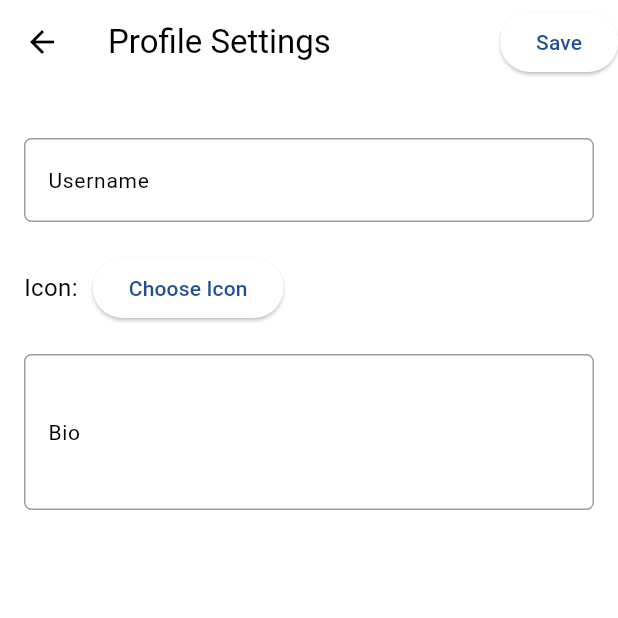
After one commit to pe-tanman/mau_friend, a Flutter app: the SettingScreen screen opened by its route, after a tap on "Edit Profile", on a phone screen of 412 x 824 dp, the top half of it. The commit adds this screen. Run offline on Flutter 3.47's test engine with Material 3 defaults, Android fonts, the phone set to English and light mode, and no system bars; our stand-ins replace cloud_firestore, firebase_auth, firebase_core, flutter_dotenv, flutter_riverpod, geocoding and 5 more; missing offline and left inert: emoji_selector, fast_csv, firebase_ui_auth, firebase_ui_oauth_google, map_location_picker; accounts and stored records are empty; generated files the repository leaves out were written again.

Commit message:
add profile edit screen 2

```diff
--- a/lib/main.dart
+++ b/lib/main.dart
@@ -3,6 +3,8 @@ import 'package:firebase_auth/firebase_auth.dart';
 import 'package:firebase_core/firebase_core.dart';
 import 'package:mau_friend/screens/add_location_screen.dart';
 import 'package:mau_friend/screens/authGate.dart';
+import 'package:mau_friend/screens/profile_setting_screen.dart';
+import 'package:mau_friend/screens/setting_screen.dart';
 import 'package:mau_friend/screens/welcome_screen.dart';
 import 'firebase_options.dart';
 import 'package:mau_friend/screens/home_screen.dart';
@@ -51,6 +53,9 @@ class _MyAppState extends State<MyApp> {
         AuthGate.routeName: (context) => AuthGate(),
         MyAccountScreen.routeName: (context) => MyAccountScreen(),
         AddLocationScreen.routeName: (context) => AddLocationScreen(),
+        SettingScreen.routeName: (context) => SettingScreen(),
+        ProfileSettingScreen.routeName: (context) =>
+            ProfileSettingScreen(),
       },
       home: isLoggedIn ? HomeScreen() : WelcomeScreen(),
     );
--- a/lib/screens/home_screen.dart
+++ b/lib/screens/home_screen.dart
@@ -25,7 +25,6 @@ class HomeScreenState extends State<HomeScreen> {
   Widget build(BuildContext context) {
 
     return Scaffold(
-      appBar: AppBar(title: const Text('🐈 mau')),
       body: _screens[_selectedIndex],
       bottomNavigationBar: BottomNavigationBar(
         items: const [
--- /dev/null
+++ b/lib/screens/profile_setting_screen.dart
@@ -0,0 +1,93 @@
+import 'package:flutter/material.dart';
+
+class ProfileSettingScreen extends StatefulWidget {
+  static const routeName = '/profile-setting';
+  @override
+  _ProfileSettingScreenState createState() => _ProfileSettingScreenState();
+}
+
+class _ProfileSettingScreenState extends State<ProfileSettingScreen> {
+  final TextEditingController _usernameController = TextEditingController();
+  final TextEditingController _bioController = TextEditingController();
+  String? _selectedIcon;
+
+  @override
+  void dispose() {
+    _usernameController.dispose();
+    _bioController.dispose();
+    super.dispose();
+  }
+
+  void _saveProfileSettings() {
+    // Save profile settings logic here
+    print('Username: ${_usernameController.text}');
+    print('Bio: ${_bioController.text}');
+    print('Icon: $_selectedIcon');
+  }
+
+  void _selectIcon() async {
+    // Logic to select an icon (e.g., from a list or gallery)
+    // For simplicity, we'll just set a placeholder value
+    setState(() {
+      _selectedIcon = 'Selected Icon Placeholder';
+    });
+  }
+
+  @override
+  Widget build(BuildContext context) {
+    return Scaffold(
+      appBar: AppBar(
+        title: Text('Profile Settings'),
+        actions: [
+          ElevatedButton(onPressed: _saveProfileSettings, child: Text('Save'))
+        ],
+      ),
+      body: Padding(
+        padding: const EdgeInsets.all(16.0),
+        child: Column(
+          crossAxisAlignment: CrossAxisAlignment.start,
+          children: [
+            SizedBox(height: 20),
+            TextField(
+              controller: _usernameController,
+              decoration: InputDecoration(
+                labelText: 'Username',
+                border: OutlineInputBorder(),
+              ),
+            ),
+            SizedBox(height: 20),
+            Row(
+              children: [
+                Text(
+                  'Icon:',
+                  style: TextStyle(fontSize: 16),
+                ),
+                SizedBox(width: 10),
+                ElevatedButton(
+                  onPressed: _selectIcon,
+                  child: Text('Choose Icon'),
+                ),
+                if (_selectedIcon != null) ...[
+                  SizedBox(width: 10),
+                  Text(
+                    _selectedIcon!,
+                    style: TextStyle(fontSize: 16, fontStyle: FontStyle.italic),
+                  ),
+                ],
+              ],
+            ),
+            SizedBox(height: 20),
+            TextField(
+              controller: _bioController,
+              decoration: InputDecoration(
+                labelText: 'Bio',
+                border: OutlineInputBorder(),
+              ),
+              maxLines: 3,
+            ),
+          ],
+        ),
+      ),
+    );
+  }
+}
--- /dev/null
+++ b/lib/screens/setting_screen.dart
@@ -0,0 +1,57 @@
+import 'package:flutter/material.dart';
+import 'package:mau_friend/screens/profile_setting_screen.dart';
+
+class SettingScreen extends StatefulWidget {
+  static const routeName = '/settings';
+  @override
+  _SettingScreenState createState() => _SettingScreenState();
+}
+
+class _SettingScreenState extends State<SettingScreen> {
+  String username = 'Username';
+  String bio = 'Bio goes here...';
+  String profileImage = 'assets/profile_placeholder.png'; // Replace with actual image
+
+  @override
+  Widget build(BuildContext context) {
+    return Scaffold(
+      appBar: AppBar(
+        title: Text('Settings'),
+        centerTitle: true,
+      ),
+      body: Padding(
+        padding: const EdgeInsets.all(16.0),
+        child: Column(
+          crossAxisAlignment: CrossAxisAlignment.start,
+          children: [
+
+            ListTile(
+              leading: Icon(Icons.edit_outlined),
+              title: Text('Edit Profile'),
+              onTap: () {
+                Navigator.pushNamed(
+                  context,
+                  ProfileSettingScreen.routeName,
+            );
+              },
+            ),
+            ListTile(
+              leading: Icon(Icons.lock_outlined),
+              title: Text('Security Settings'),
+              onTap: () {
+                // Navigate to security settings screen
+              },
+            ),
+            ListTile(
+              leading: Icon(Icons.logout),
+              title: Text('Log Out'),
+              onTap: () {
+                // Handle log out
+              },
+            ),
+          ],
+        ),
+      ),
+    );
+  }
+}
--- a/lib/utilities/database_helper.dart
+++ b/lib/utilities/database_helper.dart
@@ -96,9 +96,9 @@ class MyLocationDatabaseHelper {
     return await db!.query('my_location_table');
   }
 
-  Future<int> deleteData(int id) async {
+  Future<int> deleteData(String name) async {
     final Database? db = await database;
-    return await db!.delete('question_table', where: 'id = ?', whereArgs: [id]);
+    return await db!.delete('my_location_table', where: 'name = ?', whereArgs: [name]);
   }
 
   Future<void> deleteAllData() async {
--- a/pubspec.yaml
+++ b/pubspec.yaml
@@ -49,6 +49,8 @@ dependencies:
   flutter_dotenv: ^5.2.1
   fast_csv: ^0.2.11
   sqflite: ^2.4.2
+  cloud_firestore: ^5.6.7
+  riverpod_annotation: ^2.6.1
 
 dev_dependencies:
   flutter_test:
```
Also changed, not shown: lib/providers/profile_provider.dart (added, +24 -0 lines), lib/screens/add_location_screen.dart (+38 -22 lines), lib/screens/myaccount_screen.dart (+23 -6 lines), lib/utilities/firestore_helper.dart (added, +61 -0 lines), pubspec.lock, 6 other files.
